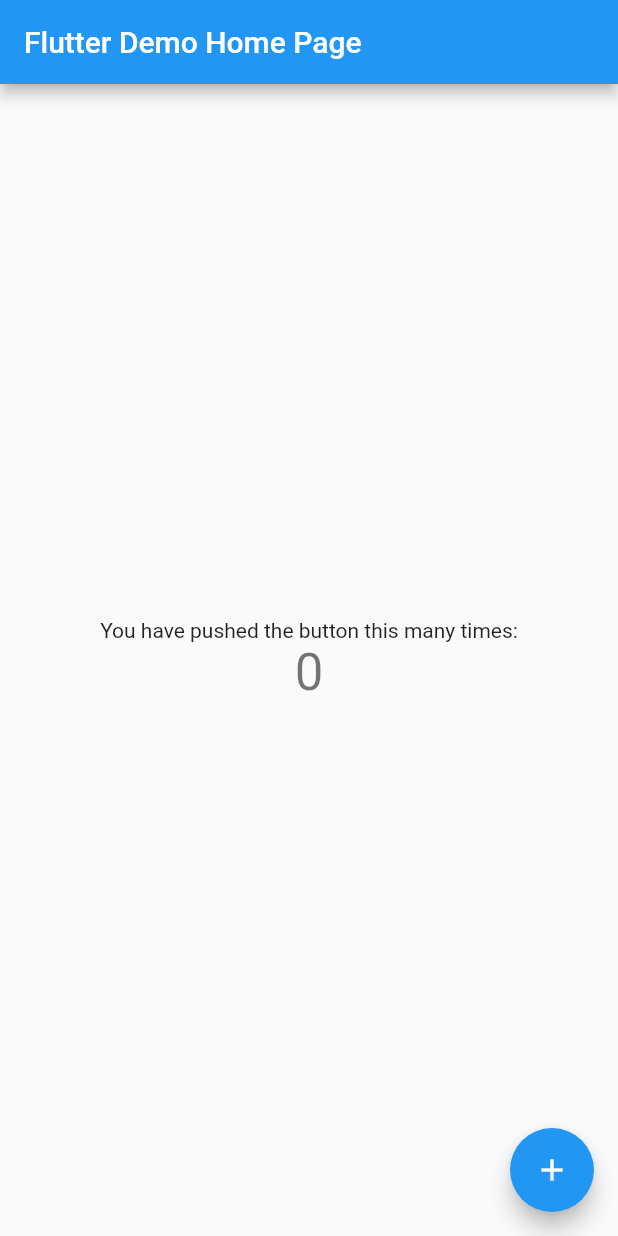
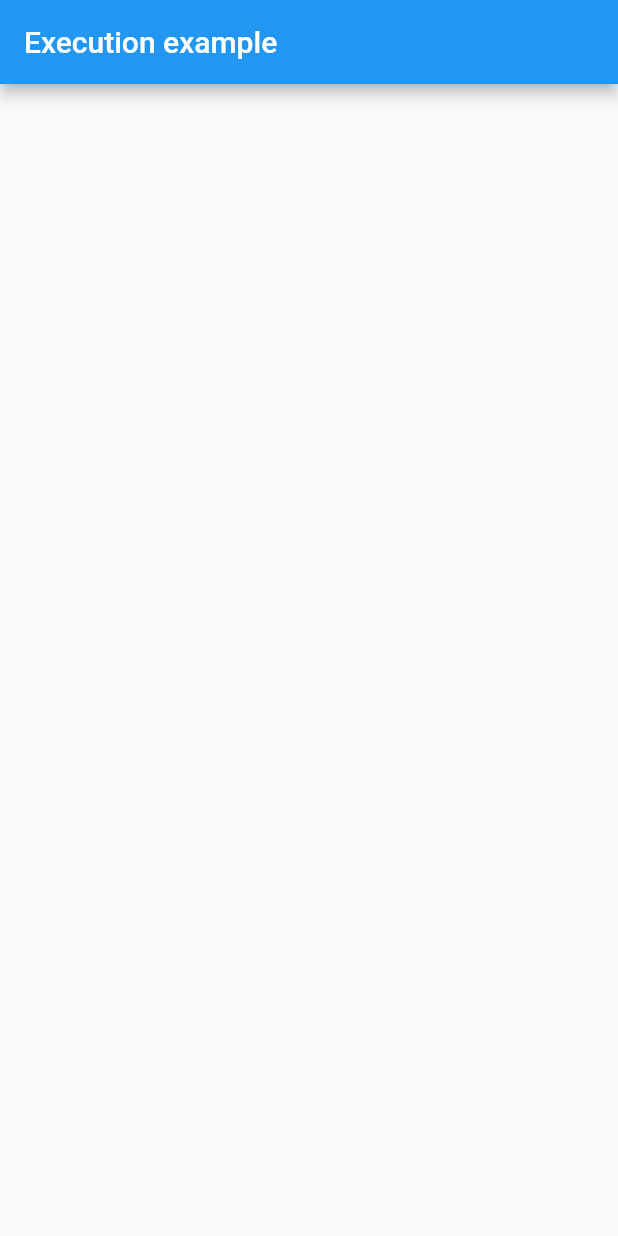
Before and after one commit to samuelbezerrab/do_once, a Flutter app: the screen it shows after launch, on a phone screen of 412 x 824 dp. Run offline on Flutter 3.47's test engine with Material 2 defaults, Android fonts, the phone set to English and light mode, and no system bars; our stand-ins replace shared_preferences.

Commit message:
feat: add execution methods constructor

```diff
--- a/example/lib/main.dart
+++ b/example/lib/main.dart
@@ -1,113 +1,40 @@
 import 'package:flutter/material.dart';
+import 'package:flutter_execution/flutter_execution.dart';
+
 
 void main() {
-  runApp(MyApp());
+  runApp(ExecutionExample());
 }
 
-class MyApp extends StatelessWidget {
-  // This widget is the root of your application.
+class ExecutionExample extends StatefulWidget {
+  const ExecutionExample({Key? key}) : super(key: key);
+
   @override
-  Widget build(BuildContext context) {
-    return MaterialApp(
-      title: 'Flutter Demo',
-      theme: ThemeData(
-        // This is the theme of your application.
-        //
-        // Try running your application with "flutter run". You'll see the
-        // application has a blue toolbar. Then, without quitting the app, try
-        // changing the primarySwatch below to Colors.green and then invoke
-        // "hot reload" (press "r" in the console where you ran "flutter run",
-        // or simply save your changes to "hot reload" in a Flutter IDE).
-        // Notice that the counter didn't reset back to zero; the application
-        // is not restarted.
-        primarySwatch: Colors.blue,
-      ),
-      home: MyHomePage(title: 'Flutter Demo Home Page'),
-    );
-  }
+  _ExecutionExampleState createState() => _ExecutionExampleState();
 }
 
-class MyHomePage extends StatefulWidget {
-  MyHomePage({Key? key, required this.title}) : super(key: key);
-
-  // This widget is the home page of your application. It is stateful, meaning
-  // that it has a State object (defined below) that contains fields that affect
-  // how it looks.
-
-  // This class is the configuration for the state. It holds the values (in this
-  // case the title) provided by the parent (in this case the App widget) and
-  // used by the build method of the State. Fields in a Widget subclass are
-  // always marked "final".
-
-  final String title;
-
+class _ExecutionExampleState extends State<ExecutionExample> {
   @override
-  _MyHomePageState createState() => _MyHomePageState();
-}
-
-class _MyHomePageState extends State<MyHomePage> {
-  int _counter = 0;
-
-  void _incrementCounter() {
-    setState(() {
-      // This call to setState tells the Flutter framework that something has
-      // changed in this State, which causes it to rerun the build method below
-      // so that the display can reflect the updated values. If we changed
-      // _counter without calling setState(), then the build method would not be
-      // called again, and so nothing would appear to happen.
-      _counter++;
-    });
+  void initState() {
+    Execution.instance.initialize();
+    // Execution.instance.doOnceForever(key: key, function: function)
+    super.initState();
   }
 
   @override
   Widget build(BuildContext context) {
-    // This method is rerun every time setState is called, for instance as done
-    // by the _incrementCounter method above.
-    //
-    // The Flutter framework has been optimized to make rerunning build methods
-    // fast, so that you can just rebuild anything that needs updating rather
-    // than having to individually change instances of widgets.
-    return Scaffold(
-      appBar: AppBar(
-        // Here we take the value from the MyHomePage object that was created by
-        // the App.build method, and use it to set our appbar title.
-        title: Text(widget.title),
-      ),
-      body: Center(
-        // Center is a layout widget. It takes a single child and positions it
-        // in the middle of the parent.
-        child: Column(
-          // Column is also a layout widget. It takes a list of children and
-          // arranges them vertically. By default, it sizes itself to fit its
-          // children horizontally, and tries to be as tall as its parent.
-          //
-          // Invoke "debug painting" (press "p" in the console, choose the
-          // "Toggle Debug Paint" action from the Flutter Inspector in Android
-          // Studio, or the "Toggle Debug Paint" command in Visual Studio Code)
-          // to see the wireframe for each widget.
-          //
-          // Column has various properties to control how it sizes itself and
-          // how it positions its children. Here we use mainAxisAlignment to
-          // center the children vertically; the main axis here is the vertical
-          // axis because Columns are vertical (the cross axis would be
-          // horizontal).
-          mainAxisAlignment: MainAxisAlignment.center,
-          children: <Widget>[
-            Text(
-              'You have pushed the button this many times:',
-            ),
-            Text(
-              '$_counter',
-              style: Theme.of(context).textTheme.headline4,
-            ),
+    return MaterialApp(
+      title: 'Execution Example',
+      home: Scaffold(
+        appBar: AppBar(
+          title: Text('Execution example'),
+        ),
+        body: Column(
+          children: [
+            // ElevatedButton(onPressed: onPressed, child: child)
           ],
         ),
       ),
-      floatingActionButton: FloatingActionButton(
-        onPressed: _incrementCounter,
-        tooltip: 'Increment',
-        child: Icon(Icons.add),
-      ), // This trailing comma makes auto-formatting nicer for build methods.
     );
   }
 }
--- a/example/pubspec.yaml
+++ b/example/pubspec.yaml
@@ -23,6 +23,8 @@ environment:
 dependencies:
   flutter:
     sdk: flutter
+  flutter_execution:
+    path: ../
 
 
   # The following adds the Cupertino Icons font to your application.
--- a/lib/flutter_execution.dart
+++ b/lib/flutter_execution.dart
@@ -1,3 +1,34 @@
 library flutter_execution;
 
-class Execution {}
+import 'package:shared_preferences/shared_preferences.dart';
+
+class Execution {
+  Execution._internal();
+
+  static final Execution _instance = Execution._internal();
+
+  static Execution get instance => _instance;
+  bool get isInitialized => _isInitialized;
+
+  static late SharedPreferences _preferences;
+  // static late Map<String, dynamic> _remoteConfigCache;
+  static bool _isInitialized = false;
+  static const String _preferencesKey = 'Execution';
+
+  Future<void> initialize() async {
+    _preferences = await SharedPreferences.getInstance();
+  }
+
+  Future<void> doOnceForever({
+    required String key,
+    required void Function() function,
+  }) async {
+    bool _done = _preferences.getBool('${_preferencesKey}_$key') ?? false;
+
+    if (_done == false) {
+      _preferences.setBool('${_preferencesKey}_$key', true);
+    }
+  }
+
+  Future<void> doOnceOnSession() async {}
+}
--- a/pubspec.yaml
+++ b/pubspec.yaml
@@ -1,7 +1,7 @@
 name: flutter_execution
 description: A new Flutter package project.
 version: 0.0.1
-homepage:
+homepage: https://github.com/App2Sales/flutter-execution.git
 
 environment:
   sdk: ">=2.12.0 <3.0.0"
@@ -10,6 +10,7 @@ environment:
 dependencies:
   flutter:
     sdk: flutter
+  shared_preferences: ^2.0.6
 
 dev_dependencies:
   flutter_test:
```
Also changed, not shown: example/pubspec.lock, pubspec.lock, 1 other file.
